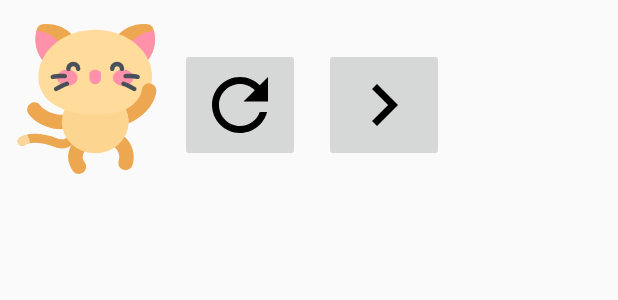
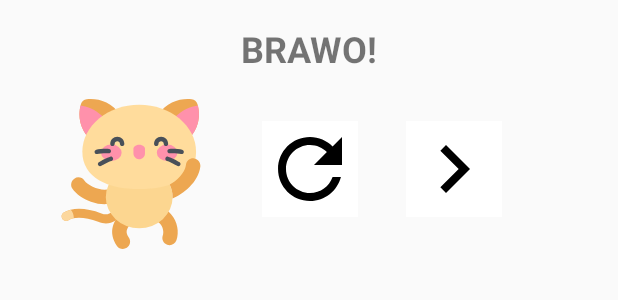
Before and after one commit to Mantykora/Syllable, an Android app: the layout success_alert_dialog.xml on its own in the app's theme, with its tools: preview values and no code run, on a phone screen of 412 x 824 dp. Shown: the top 300 px of the screen. Run offline under Robolectric (Android 15) with nearby library versions, the phone set to English and light mode, and no system bars.

Commit message:
feat: alert dialog polish, refresh functionality

```diff
--- a/app/src/main/java/eu/mantykora/sylaby/SyllableActivity.kt
+++ b/app/src/main/java/eu/mantykora/sylaby/SyllableActivity.kt
@@ -382,7 +382,6 @@
 
 
         val builder = AlertDialog.Builder(this@SyllableActivity)
-        builder.setTitle("BRAWO!")
 
        val view = layoutInflater.inflate(R.layout.success_alert_dialog, null)
         builder.setView(view)
@@ -391,6 +390,9 @@
         val dialog: AlertDialog = builder.create()
 
         refreshButton.setOnClickListener(View.OnClickListener {
+
+            recreate()
+            dialog.dismiss()
 
             Log.d("click", "refresh")
         })
--- a/app/src/main/res/drawable/ic_navigate_next_black_24dp.xml
+++ b/app/src/main/res/drawable/ic_navigate_next_black_24dp.xml
@@ -1,4 +1,4 @@
-<vector android:height="56dp" android:viewportHeight="24.0"
-    android:viewportWidth="24.0" android:width="56dp" xmlns:android="http://schemas.android.com/apk/res/android">
+<vector android:height="64dp" android:viewportHeight="24.0"
+    android:viewportWidth="24.0" android:width="64dp" xmlns:android="http://schemas.android.com/apk/res/android">
     <path android:fillColor="#FF000000" android:pathData="M10,6L8.59,7.41 13.17,12l-4.58,4.59L10,18l6,-6z"/>
 </vector>
--- a/app/src/main/res/drawable/ic_refresh_black_24dp.xml
+++ b/app/src/main/res/drawable/ic_refresh_black_24dp.xml
@@ -1,4 +1,4 @@
-<vector android:height="56dp" android:viewportHeight="24.0"
-    android:viewportWidth="24.0" android:width="56dp" xmlns:android="http://schemas.android.com/apk/res/android">
+<vector android:height="64dp" android:viewportHeight="24.0"
+    android:viewportWidth="24.0" android:width="64dp" xmlns:android="http://schemas.android.com/apk/res/android">
     <path android:fillColor="#FF000000" android:pathData="M17.65,6.35C16.2,4.9 14.21,4 12,4c-4.42,0 -7.99,3.58 -7.99,8s3.57,8 7.99,8c3.73,0 6.84,-2.55 7.73,-6h-2.08c-0.82,2.33 -3.04,4 -5.65,4 -3.31,0 -6,-2.69 -6,-6s2.69,-6 6,-6c1.66,0 3.14,0.69 4.22,1.78L13,11h7V4l-2.35,2.35z"/>
 </vector>
--- /dev/null
+++ b/app/src/main/res/drawable/image_button_style.xml
@@ -0,0 +1,9 @@
+<?xml version="1.0" encoding="utf-8"?>
+<selector xmlns:android="http://schemas.android.com/apk/res/android">
+    <!--<item android:drawable="@color/colorPrimary"/>-->
+    <!--<item android:drawable="@color/colorAccent" android:state_pressed="true" />-->
+
+    <item android:state_pressed="true"
+        android:drawable="@color/sand_yellow" /> <!-- focused -->
+    <item android:drawable="@color/cardview_light_background" /> <!-- default -->
+</selector>
--- a/app/src/main/res/layout/success_alert_dialog.xml
+++ b/app/src/main/res/layout/success_alert_dialog.xml
@@ -1,9 +1,8 @@
 <?xml version="1.0" encoding="utf-8"?>
-<android.support.constraint.ConstraintLayout
-    xmlns:android="http://schemas.android.com/apk/res/android"
+<android.support.constraint.ConstraintLayout xmlns:android="http://schemas.android.com/apk/res/android"
     xmlns:app="http://schemas.android.com/apk/res-auto"
     xmlns:tools="http://schemas.android.com/tools"
-    android:layout_width="wrap_content"
+    android:layout_width="match_parent"
     android:layout_height="wrap_content">
 
     <ImageView
@@ -11,32 +10,54 @@
         android:layout_width="wrap_content"
         android:layout_height="wrap_content"
         android:layout_marginBottom="16dp"
-        android:layout_marginStart="8dp"
+        android:layout_marginStart="36dp"
         android:layout_marginTop="16dp"
+        android:paddingBottom="1dp"
+        android:paddingLeft="1dp"
+        android:paddingRight="1dp"
+        android:paddingTop="1dp"
         app:layout_constraintBottom_toBottomOf="parent"
         app:layout_constraintStart_toStartOf="parent"
-        app:layout_constraintTop_toTopOf="parent"
+        app:layout_constraintTop_toBottomOf="@+id/textView6"
+        app:layout_constraintVertical_bias="1.0"
         app:srcCompat="@drawable/ic_kitty" />
 
     <ImageButton
         android:id="@+id/refresh_alert_button"
         android:layout_width="wrap_content"
         android:layout_height="wrap_content"
-        android:layout_marginStart="12dp"
+        android:layout_marginStart="36dp"
         android:layout_marginTop="32dp"
+        android:background="@drawable/image_button_style"
         android:src="@drawable/ic_refresh_black_24dp"
         app:layout_constraintStart_toEndOf="@+id/imageView2"
-        app:layout_constraintTop_toTopOf="parent" />
+        app:layout_constraintTop_toBottomOf="@+id/textView6" />
 
     <ImageButton
         android:id="@+id/next_alert_button"
         android:layout_width="wrap_content"
         android:layout_height="wrap_content"
-        android:layout_marginStart="16dp"
+        android:layout_marginStart="32dp"
         android:layout_marginTop="32dp"
+        android:background="@drawable/image_button_style"
+
         app:layout_constraintStart_toEndOf="@+id/refresh_alert_button"
-        app:layout_constraintTop_toTopOf="parent"
+        app:layout_constraintTop_toBottomOf="@+id/textView6"
         app:srcCompat="@drawable/ic_navigate_next_black_24dp" />
+
+    <TextView
+        android:id="@+id/textView6"
+        android:layout_width="wrap_content"
+        android:layout_height="wrap_content"
+        android:layout_marginEnd="8dp"
+        android:layout_marginStart="8dp"
+        android:layout_marginTop="16dp"
+        android:text="BRAWO!"
+        android:textSize="24sp"
+        android:textStyle="bold"
+        app:layout_constraintEnd_toEndOf="parent"
+        app:layout_constraintStart_toStartOf="parent"
+        app:layout_constraintTop_toTopOf="parent" />
 
 
 </android.support.constraint.ConstraintLayout>
--- a/app/src/main/res/values/colors.xml
+++ b/app/src/main/res/values/colors.xml
@@ -5,4 +5,6 @@
     <color name="colorAccent">#FF4081</color>
 
     <color name="black_overlay">#66000000</color>
+
+    <color name="sand_yellow">#FCD690</color>
 </resources>
```
